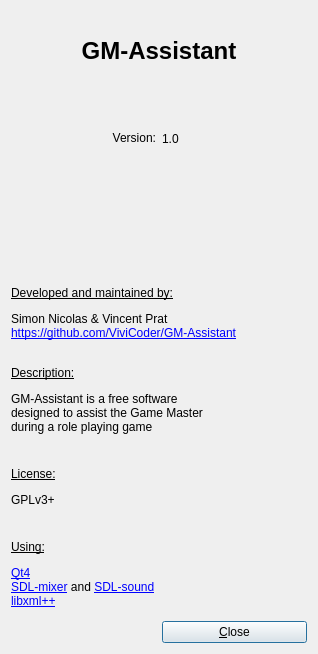
Qt form sources/windows/AboutDialog.ui (ViviCoder/GM-Assistant) before a commit.
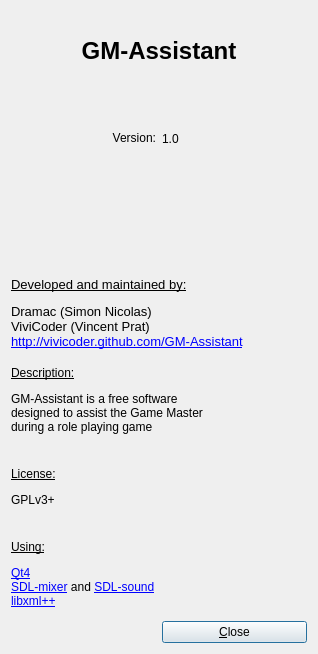
The same form after that commit. Icons and pictures are not drawn.

Commit message: Information displayed on the About window updated

```diff
--- a/sources/windows/AboutDialog.ui
+++ b/sources/windows/AboutDialog.ui
@@ -67,10 +67,14 @@
     <widget class="QLabel" name="labelDev">
      <property name="text">
       <string>&lt;!DOCTYPE HTML PUBLIC &quot;-//W3C//DTD HTML 4.0//EN&quot; &quot;http://www.w3.org/TR/REC-html40/strict.dtd&quot;&gt;
-&lt;html&gt;&lt;body&gt;
-&lt;p style=&quot;text-decoration: underline&quot;&gt;Developed and maintained by:&lt;/p&gt;
-&lt;p&gt;Simon Nicolas &amp;amp; Vincent Prat&lt;br /&gt;
-&lt;a href=&quot;https://github.com/ViviCoder/GM-Assistant&quot;&gt;&lt;span style=&quot; text-decoration: underline; color:#0000ff;&quot;&gt;https://github.com/ViviCoder/GM-Assistant&lt;/span&gt;&lt;/a&gt;&lt;/p&gt;&lt;/body&gt;&lt;/html&gt;</string>
+&lt;html&gt;&lt;head&gt;&lt;meta name=&quot;qrichtext&quot; content=&quot;1&quot; /&gt;&lt;style type=&quot;text/css&quot;&gt;
+p, li { white-space: pre-wrap; }
+&lt;/style&gt;&lt;/head&gt;&lt;body style=&quot; font-family:'Sans'; font-size:10pt; font-weight:400; font-style:normal;&quot;&gt;
+&lt;p style=&quot; margin-top:12px; margin-bottom:12px; margin-left:0px; margin-right:0px; -qt-block-indent:0; text-indent:0px;&quot;&gt;&lt;span style=&quot; text-decoration: underline;&quot;&gt;Developed and maintained by:&lt;/span&gt;&lt;/p&gt;
+&lt;p style=&quot; margin-top:12px; margin-bottom:12px; margin-left:0px; margin-right:0px; -qt-block-indent:0; text-indent:0px;&quot;&gt;Dramac (Simon Nicolas)&lt;br /&gt;ViviCoder (Vincent Prat)&lt;br /&gt;&lt;a href=&quot;http://vivicoder.github.com/GM-Assistant&quot;&gt;&lt;span style=&quot; text-decoration: underline; color:#0000ff;&quot;&gt;http://vivicoder.github.com/GM-Assistant&lt;/span&gt;&lt;/a&gt;&lt;/p&gt;&lt;/body&gt;&lt;/html&gt;</string>
+     </property>
+     <property name="openExternalLinks">
+      <bool>true</bool>
      </property>
     </widget>
    </item>
```
Left out of the diff: 7 changed lines with no effect on the pictures. The commit also changes 2 other files.
